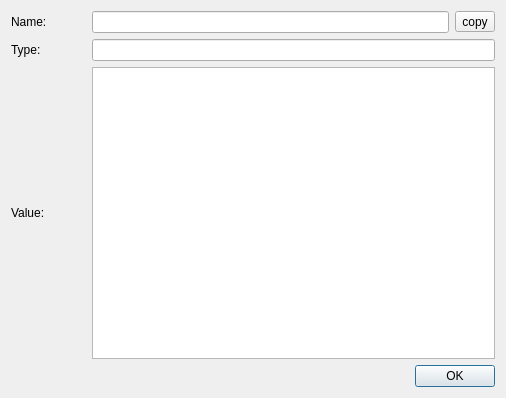
The window that Qitom/ui/dialogVariableDetail.ui (itom-project/itom) describes before a commit, drawn with Qt 5.
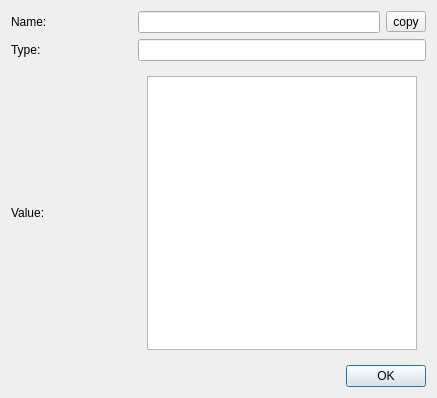
The same window after the commit. The open tabs and pages were chosen to show the change. Icons and pictures are not drawn. Custom widgets are drawn as their Qt base class.

Commit message: added dataObjectTable in a stackedWidget to dialogVariableDetail

Diff of the .ui file:
```diff
--- a/Qitom/ui/dialogVariableDetail.ui
+++ b/Qitom/ui/dialogVariableDetail.ui
@@ -9,7 +9,7 @@
    <rect>
     <x>0</x>
     <y>0</y>
-    <width>506</width>
+    <width>437</width>
     <height>398</height>
    </rect>
   </property>
@@ -26,6 +26,12 @@
        </property>
        <item row="0" column="0">
         <widget class="QLabel" name="label">
+         <property name="sizePolicy">
+          <sizepolicy hsizetype="Minimum" vsizetype="Preferred">
+           <horstretch>0</horstretch>
+           <verstretch>0</verstretch>
+          </sizepolicy>
+         </property>
          <property name="minimumSize">
           <size>
            <width>75</width>
@@ -39,6 +45,12 @@
        </item>
        <item row="1" column="0">
         <widget class="QLabel" name="label_2">
+         <property name="sizePolicy">
+          <sizepolicy hsizetype="Minimum" vsizetype="Preferred">
+           <horstretch>0</horstretch>
+           <verstretch>0</verstretch>
+          </sizepolicy>
+         </property>
          <property name="minimumSize">
           <size>
            <width>75</width>
@@ -52,6 +64,12 @@
        </item>
        <item row="2" column="0">
         <widget class="QLabel" name="label_3">
+         <property name="sizePolicy">
+          <sizepolicy hsizetype="Minimum" vsizetype="Preferred">
+           <horstretch>0</horstretch>
+           <verstretch>0</verstretch>
+          </sizepolicy>
+         </property>
          <property name="minimumSize">
           <size>
            <width>75</width>
@@ -63,13 +81,6 @@
          </property>
         </widget>
        </item>
-       <item row="0" column="2">
-        <widget class="QLineEdit" name="txtName">
-         <property name="readOnly">
-          <bool>true</bool>
-         </property>
-        </widget>
-       </item>
        <item row="0" column="3">
         <widget class="QToolButton" name="btnCopyClipboard">
          <property name="toolTip">
@@ -84,15 +95,47 @@
          </property>
         </widget>
        </item>
-       <item row="1" column="2" colspan="2">
+       <item row="2" column="1" colspan="3">
+        <widget class="QStackedWidget" name="stackedWidget">
+         <property name="currentIndex">
+          <number>0</number>
+         </property>
+         <widget class="QWidget" name="page">
+          <layout class="QGridLayout" name="gridLayout_3">
+           <item row="0" column="0">
+            <widget class="QPlainTextEdit" name="txtValue">
+             <property name="readOnly">
+              <bool>true</bool>
+             </property>
+            </widget>
+           </item>
+          </layout>
+         </widget>
+         <widget class="QWidget" name="page_2">
+          <layout class="QGridLayout" name="gridLayout_4">
+           <item row="0" column="0">
+            <widget class="DataObjectTable" name="dataObjectTable">
+             <property name="rowCount" stdset="0">
+              <number>3</number>
+             </property>
+             <property name="columnCount" stdset="0">
+              <number>3</number>
+             </property>
+            </widget>
+           </item>
+          </layout>
+         </widget>
+        </widget>
+       </item>
+       <item row="1" column="1" colspan="3">
         <widget class="QLineEdit" name="txtType">
          <property name="readOnly">
           <bool>true</bool>
          </property>
         </widget>
        </item>
-       <item row="2" column="2" colspan="2">
-        <widget class="QPlainTextEdit" name="txtValue">
+       <item row="0" column="1" colspan="2">
+        <widget class="QLineEdit" name="txtName">
          <property name="readOnly">
           <bool>true</bool>
          </property>
@@ -131,6 +174,13 @@
    </item>
   </layout>
  </widget>
+ <customwidgets>
+  <customwidget>
+   <class>DataObjectTable</class>
+   <extends>QTableView</extends>
+   <header>dataObjectTable.h</header>
+  </customwidget>
+ </customwidgets>
  <resources>
   <include location="../qitom.qrc"/>
  </resources>
```
